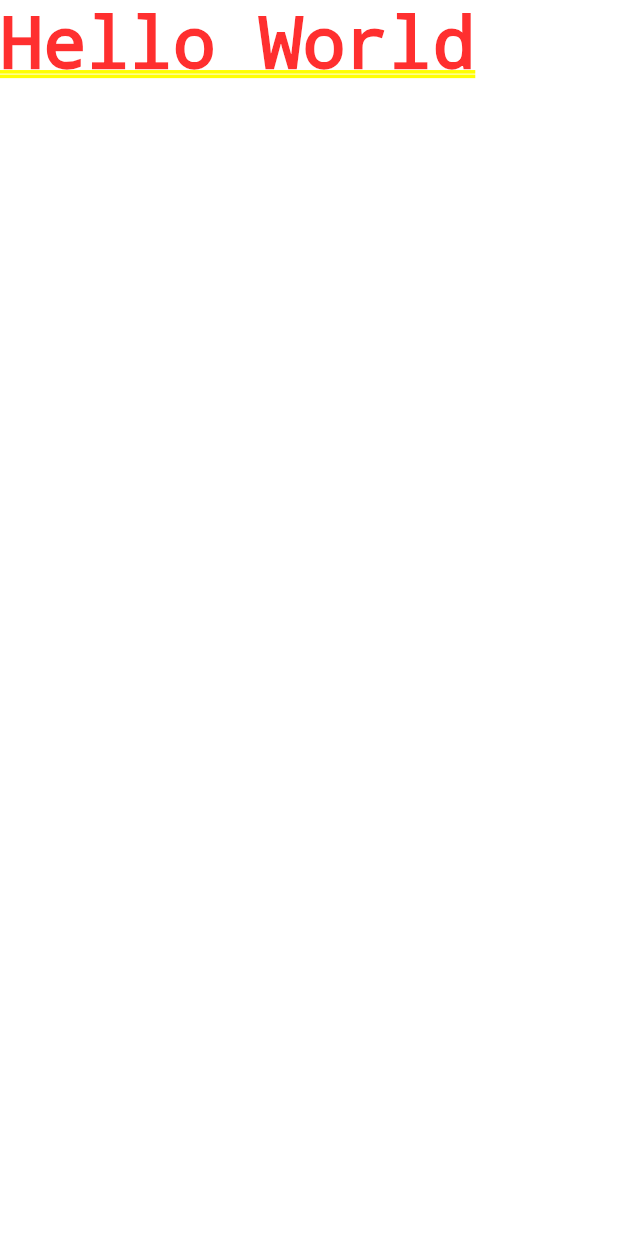
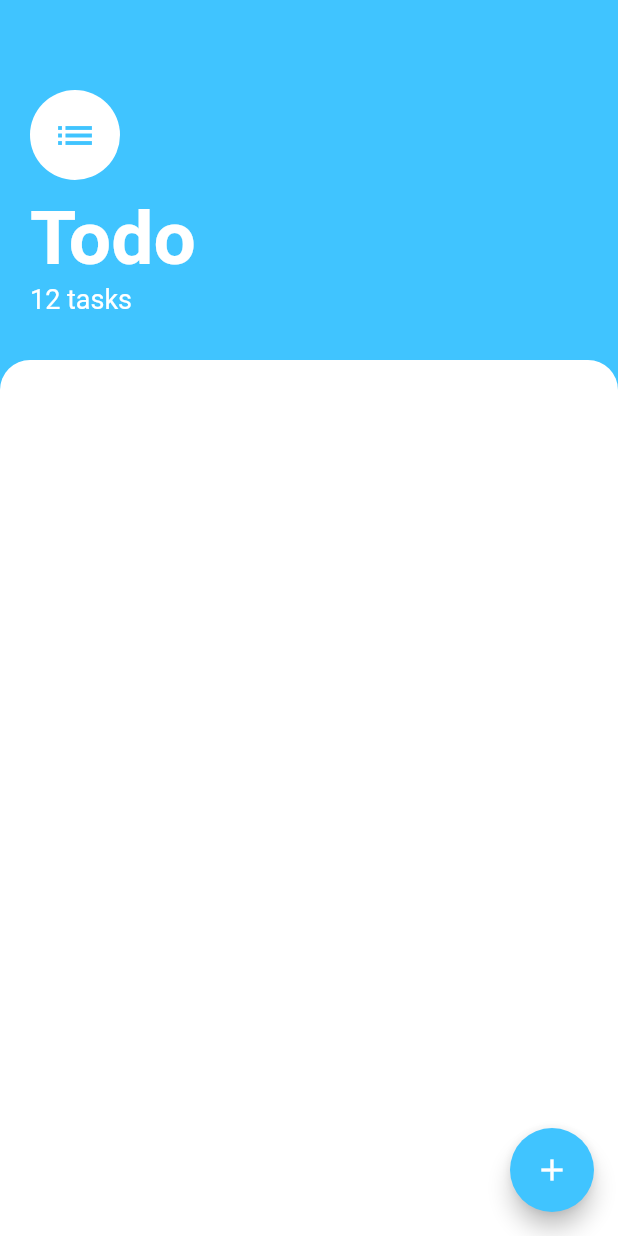
Before and after one commit to edsson-madrigal/flutter_project10_state_management, a Flutter app: the screen it shows after launch, on a phone screen of 412 x 824 dp. Run offline on Flutter 3.47's test engine with Material 2 defaults, Android fonts, the light colour scheme and no system bars.

Commit message:
initial UI

```diff
--- a/lib/main.dart
+++ b/lib/main.dart
@@ -1,6 +1,7 @@
 // ignore_for_file: prefer_const_constructors
 
 import 'package:flutter/material.dart';
+import 'package:flutter_project10_state_management/screens/tasks_screen.dart';
 
 void main() {
   runApp(const MyApp());
@@ -13,7 +14,7 @@ class MyApp extends StatelessWidget {
   @override
   Widget build(BuildContext context) {
     return MaterialApp(
-      home: Text('Hello World'),
+      home: TasksScreen(),
     );
   }
 }
--- /dev/null
+++ b/lib/screens/tasks_screen.dart
@@ -0,0 +1,77 @@
+// ignore_for_file: prefer_const_constructors, prefer_const_literals_to_create_immutables
+
+import 'package:flutter/material.dart';
+
+class TasksScreen extends StatelessWidget {
+  const TasksScreen({Key? key}) : super(key: key);
+
+  @override
+  Widget build(BuildContext context) {
+    return Scaffold(
+      floatingActionButton: FloatingActionButton(
+        backgroundColor: Colors.lightBlueAccent,
+        onPressed: () {},
+        child: Icon(Icons.add),
+      ),
+      backgroundColor: Colors.lightBlueAccent,
+      body: Column(
+        crossAxisAlignment: CrossAxisAlignment.start,
+        children: [
+          Container(
+            padding: EdgeInsets.only(
+              top: 60.0,
+              left: 20.0,
+              right: 30.0,
+              bottom: 30.0,
+            ),
+            child: Column(
+              crossAxisAlignment: CrossAxisAlignment.start,
+              children: [
+                CircleAvatar(
+                  radius: 30.0,
+                  backgroundColor: Colors.white,
+                  child: Icon(
+                    Icons.list,
+                    size: 30.0,
+                    color: Colors.lightBlueAccent,
+                  ),
+                ),
+                SizedBox(
+                  height: 10.0,
+                ),
+                Text(
+                  'Todo',
+                  style: TextStyle(
+                    color: Colors.white,
+                    fontSize: 50.0,
+                    fontWeight: FontWeight.w700,
+                  ),
+                ),
+                Text(
+                  '12 tasks',
+                  style: TextStyle(
+                    color: Colors.white,
+                    fontSize: 18.0,
+                  ),
+                ),
+              ],
+            ),
+          ),
+          Expanded(
+            child: Container(
+              height: double.infinity,
+              width: double.infinity,
+              decoration: BoxDecoration(
+                color: Colors.white,
+                borderRadius: BorderRadius.only(
+                  topLeft: Radius.circular(20.0),
+                  topRight: Radius.circular(20.0),
+                ),
+              ),
+            ),
+          ),
+        ],
+      ),
+    );
+  }
+}
```
